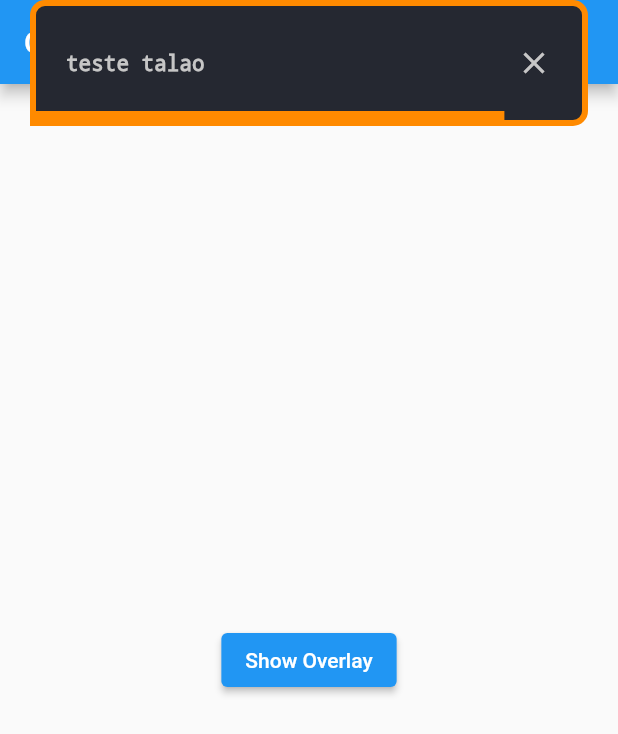
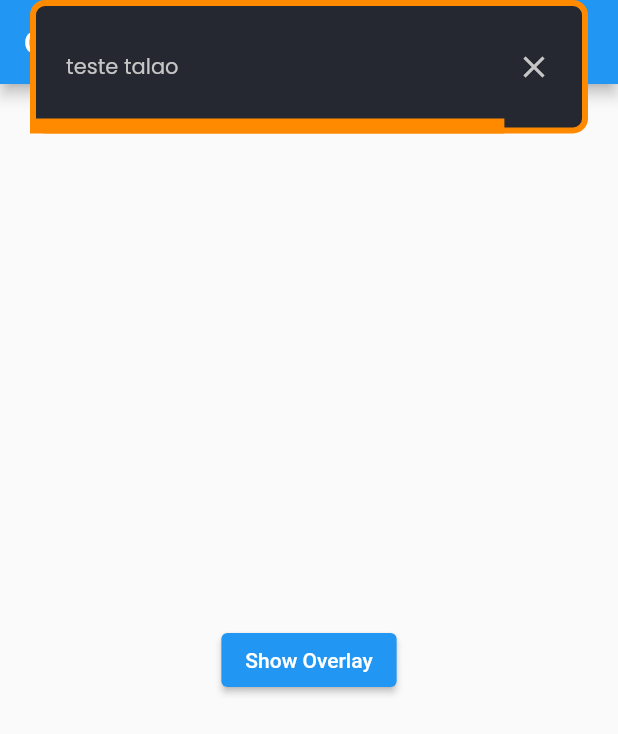
Before and after one commit to BtreeDevelopers/b_toast_flutter, a Flutter app: the screen it shows after launch, after a tap on "Show Overlay", on a phone screen of 412 x 824 dp. Shown: the top 734 px of the screen. Run offline on Flutter 3.47's test engine with Material 2 defaults, Android fonts, the phone set to English and light mode, and no system bars.

Commit message:
fé: ajustes

```diff
--- a/lib/widgets/b_toast.dart
+++ b/lib/widgets/b_toast.dart
@@ -16,7 +16,10 @@ class ComponentLinearProgressOverlay {
       GlobalKey<_ListToastState>();
 
   static void show(BuildContext context, String content,
-      {int duration = 5, Type theme = Type.SUCCESS, bool isDark = true}) {
+      {int duration = 5,
+      Type theme = Type.SUCCESS,
+      bool isDark = true,
+      String title = ""}) {
     // hide();
     int index = _toasts.length;
     _toasts.add(ComponentLinearProgress(
@@ -25,7 +28,8 @@ class ComponentLinearProgressOverlay {
         id: index,
         theme: theme,
         isDark: isDark,
-        content: content));
+        content: content,
+        title: title));
     // print(_toasts.length);
     if (!_inScreen) {
       OverlayEntry overlayEntry = OverlayEntry(
@@ -93,6 +97,7 @@ class ComponentLinearProgress extends StatefulWidget {
   late final bool isDark;
   late final Type theme;
   late final String content;
+  late final String title;
   ComponentLinearProgress(
       {super.key,
       required this.hide,
@@ -100,6 +105,7 @@ class ComponentLinearProgress extends StatefulWidget {
       required this.id,
       required this.isDark,
       required this.theme,
+      required this.title,
       required this.content});
   // Adicione a chave global aqui
 
@@ -207,15 +213,39 @@ class _ComponentLinearProgressState extends State<ComponentLinearProgress>
                                   child: Padding(
                                     padding:
                                         const EdgeInsets.fromLTRB(0, 10, 0, 10),
+                                    child: Row(
+                                      children: [
+                                        widget.title != ""
+                                            ? Padding(
+                                                padding: const EdgeInsets.only(
+                                                    right: 5),
                                                 child: Text(
+                                                  widget.title,
+                                                  style: TextStyle(
+                                                    fontFamily: "Poppins",
+                                                    color: themeColor[
+                                                        widget.theme]!,
+                                                    fontSize: 14.0,
+                                                    fontWeight: FontWeight.bold,
+                                                    decoration:
+                                                        TextDecoration.none,
+                                                  ),
+                                                ),
+                                              )
+                                            : SizedBox.shrink(),
+                                        Text(
                                           widget.content,
                                           style: TextStyle(
+                                            fontFamily: "Poppins",
                                             color: widget.isDark
                                                 ? const Color(0xffC6C6C6)
                                                 : Colors.black,
                                             fontSize: 14.0,
+                                            fontWeight: FontWeight.w400,
                                             decoration: TextDecoration.none,
                                           ),
+                                        ),
+                                      ],
                                     ),
                                   ),
                                 ),
```
Also changed, not shown: pubspec.yaml (+12 -11 lines), assets/fonts/Poppins-Bold.ttf (added), assets/fonts/Poppins-Regular.ttf (added). Lines whose indentation alone changed are shown as unchanged.
